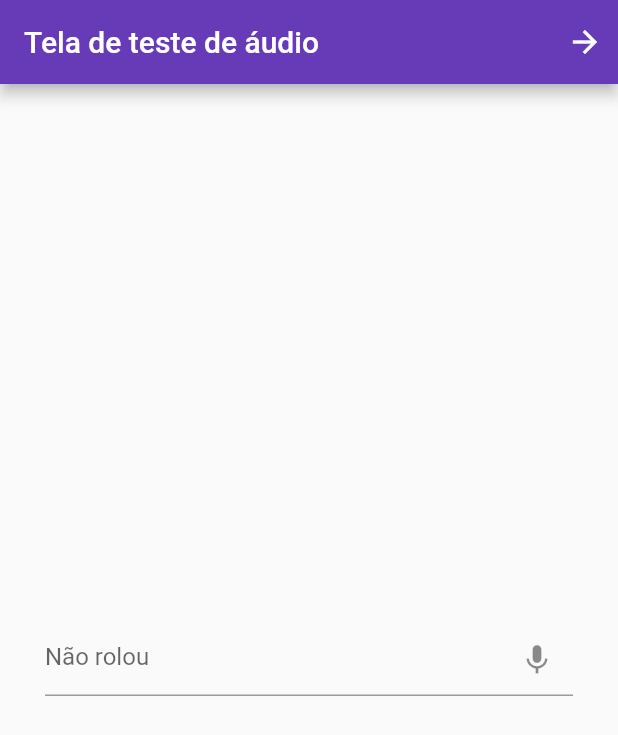
After one commit to Joe02/chatbot, a Flutter app: the screen it shows after launch, on a phone screen of 412 x 824 dp. The commit adds this screen. Shown: the top 735 px of the screen. Run offline on Flutter 3.47's test engine with Material 2 defaults, Android fonts, the phone set to English and light mode, and no system bars; our stand-ins replace flutter_tts, speech_to_text; missing offline and left inert: flutter_dialogflow.

Commit message:
Created an helper class for dealing with audio recognition only.

```diff
--- a/lib/main.dart
+++ b/lib/main.dart
@@ -1,4 +1,4 @@
-import 'package:chatbot/widgets/audio_recognition_chat.dart';
+import 'package:chatbot/pages/audio_test_page.dart';
 import 'package:flutter/material.dart';
 
 void main() => runApp(MyApp());
@@ -16,11 +16,7 @@ class _MyAppState extends State<MyApp> {
         primaryColor: Colors.deepPurple,
       ),
       home: Scaffold(
-        appBar: AppBar(
-          title: Text("Reconhecimento de Voz"),
-        ),
-        body: HomePage(),
-      ),
+          body: AudioTestPage()),
     );
   }
 }
--- /dev/null
+++ b/lib/pages/audio_test_page.dart
@@ -0,0 +1,88 @@
+import 'package:chatbot/pages/audio_recognition_chat.dart';
+import 'package:chatbot/utils/audio_recognition_helper.dart';
+import 'package:flutter/cupertino.dart';
+import 'package:flutter/material.dart';
+import 'package:flutter_dialogflow/dialogflow_v2.dart';
+import 'package:flutter_tts/flutter_tts.dart';
+
+class AudioTestPage extends StatefulWidget {
+  @override
+  AudioTestPageState createState() => AudioTestPageState();
+}
+
+class AudioTestPageState extends State<AudioTestPage> {
+  TextEditingController _textController = TextEditingController();
+  bool _worked = false;
+  var helper = AudioRecognitionHelper();
+
+  @override
+  void initState() {
+    super.initState();
+    helper.initSpeechState();
+  }
+
+  @override
+  Widget build(BuildContext context) {
+    return Scaffold(
+      appBar: AppBar(
+        title: Text("Tela de teste de áudio"),
+        actions: <Widget>[
+          InkWell(
+            onTap: () {
+              Navigator.of(context).push(MaterialPageRoute(
+                  builder: (context) => AudioRecognitionChatPage()));
+            },
+            child: Padding(
+              padding: const EdgeInsets.all(10),
+              child: Icon(Icons.arrow_forward),
+            ),
+          )
+        ],
+      ),
+      body: Center(
+        child: Padding(
+          padding: const EdgeInsets.symmetric(horizontal: 30),
+          child: TextField(
+            controller: _textController,
+            decoration: InputDecoration(
+                hintText: _worked ? "Deu certo" : "Não rolou",
+                suffixIcon: InkWell(
+                  onTap: () {
+                    getsAudioResponse();
+                  },
+                  child: Icon(Icons.mic),
+                )),
+          ),
+        ),
+      ),
+    );
+  }
+
+  getsAudioResponse() async {
+    helper.startListening();
+    while (helper.lastWords == "") {
+      await Future.delayed(Duration(seconds: 1));
+    }
+    setState(() {
+      _textController.text = helper.lastWords;
+      _worked = true;
+    });
+    _dialogFlowRequest(query: _textController.text);
+  }
+
+  //Sends user message to dialogFlow and gets it's reply.
+  _dialogFlowRequest({String query}) async {
+    AuthGoogle authGoogle =
+        await AuthGoogle(fileJson: "assets/credentials.json").build();
+    Dialogflow dialogflow =
+        Dialogflow(authGoogle: authGoogle, language: "pt-BR");
+    AIResponse response = await dialogflow.detectIntent(query);
+
+    FlutterTts flutterTts = FlutterTts();
+    flutterTts.setLanguage('pt_BR');
+    flutterTts.setPitch(3);
+
+    //tts the response message.
+    await flutterTts.speak(response.getMessage());
+  }
+}
```
Also changed, not shown: lib/pages/audio_recognition_chat.dart (renamed from lib/widgets/audio_recognition_chat.dart, +15 -4 lines), lib/utils/audio_recognition_helper.dart (added, +119 -0 lines).
